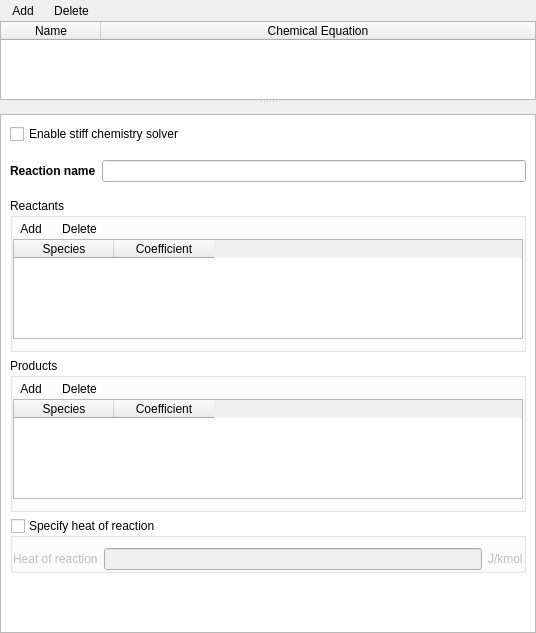
First picture: the form in gui/uifiles/chemistry.ui, repository truongd8593/mfix, before the edit.
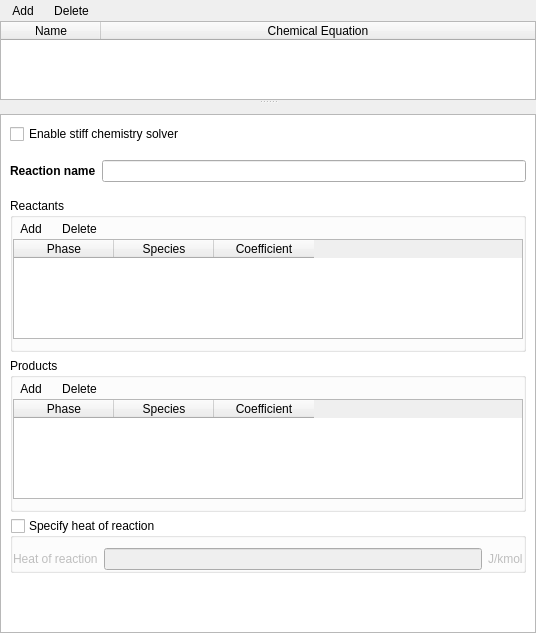
Second picture: the form after the edit. Custom widgets are drawn as their Qt base class.

Commit message: work on Chemistry, reaction names, species by phase

What changed in the file:
```diff
--- a/gui/uifiles/chemistry.ui
+++ b/gui/uifiles/chemistry.ui
@@ -429,6 +429,11 @@
                 <attribute name="verticalHeaderHighlightSections">
                  <bool>false</bool>
                 </attribute>
+                <column>
+                 <property name="text">
+                  <string>Phase</string>
+                 </property>
+                </column>
                 <column>
                  <property name="text">
                   <string>Species</string>
@@ -563,6 +568,11 @@
                 <attribute name="verticalHeaderHighlightSections">
                  <bool>false</bool>
                 </attribute>
+                <column>
+                 <property name="text">
+                  <string>Phase</string>
+                 </property>
+                </column>
                 <column>
                  <property name="text">
                   <string>Species</string>
```
Left out of the diff: 2 changed lines with no effect on the pictures. The commit also changes 1 other file.
